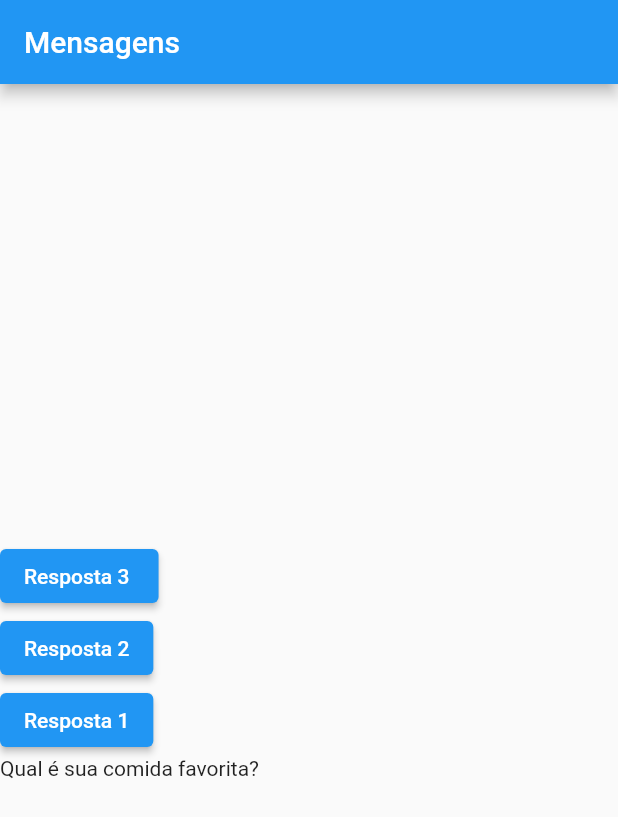
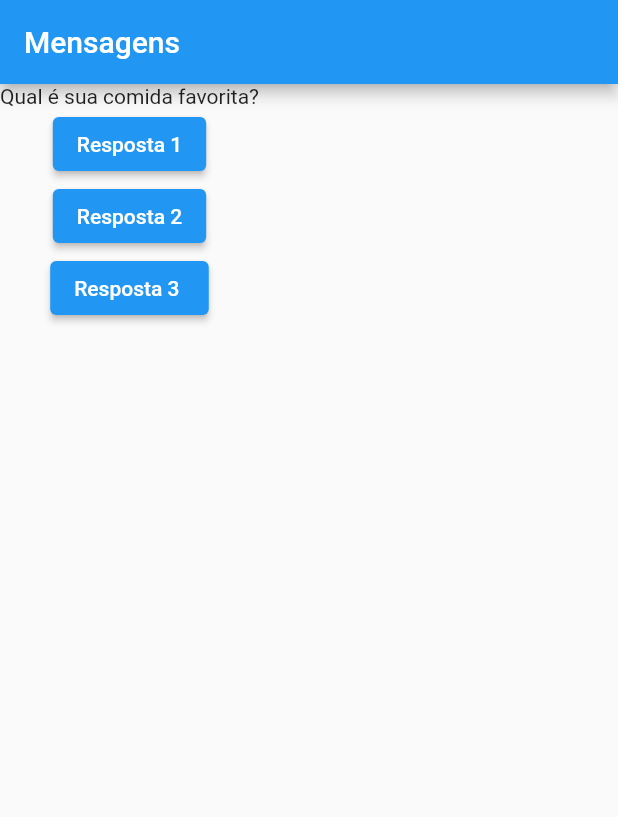
Before and after one commit to gkpiccoli/messages, a Flutter app: the screen it shows after launch, on a phone screen of 412 x 824 dp. Shown: the top 817 px of the screen. Run offline on Flutter 3.47's test engine with Material 2 defaults, Android fonts, the phone set to English and light mode, and no system bars.

```diff
--- a/lib/main.dart
+++ b/lib/main.dart
@@ -1,4 +1,5 @@
 import 'package:flutter/material.dart';
+import 'question.dart';
 
 main() => runApp(const MsgApp());
 
@@ -43,9 +44,6 @@ class _MsgAppState extends State<MsgApp> {
           title: const Text('Mensagens'),
         ),
         body: Column(
-          mainAxisAlignment: MainAxisAlignment.center,
-          crossAxisAlignment: CrossAxisAlignment.start,
-          verticalDirection: VerticalDirection.up,
           children: <Widget>[
             Text(perguntas[perguntaSelecionada]),
             ElevatedButton(
```
Also changed, not shown: lib/question.dart (+9 -4 lines).
